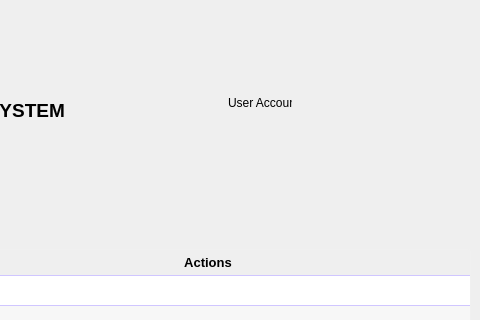
Above: main.ui from Quang-Nguyen-Van/MSE_Do-An-Tot-Nghiep before the change; both pictures show x 544 to 1024 and y 0 to 320 of the 1024 by 800 pixel window. Below: the same form after it.
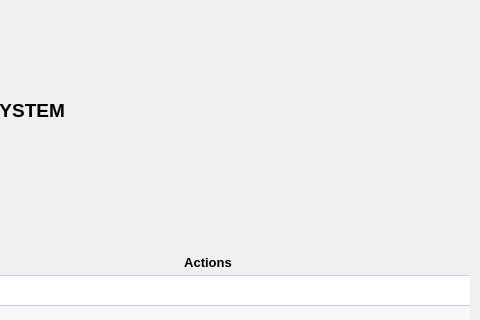
That is the form after the change.

Commit message: add user account to main screen

What changed in the file:
```diff
--- a/main.ui
+++ b/main.ui
@@ -171,12 +171,12 @@
            <rect>
             <x>10</x>
             <y>10</y>
-            <width>64</width>
+            <width>91</width>
             <height>16</height>
            </rect>
           </property>
           <property name="text">
-           <string>User Account</string>
+           <string/>
           </property>
          </widget>
         </widget>
```
The commit also changes 2 other files.
